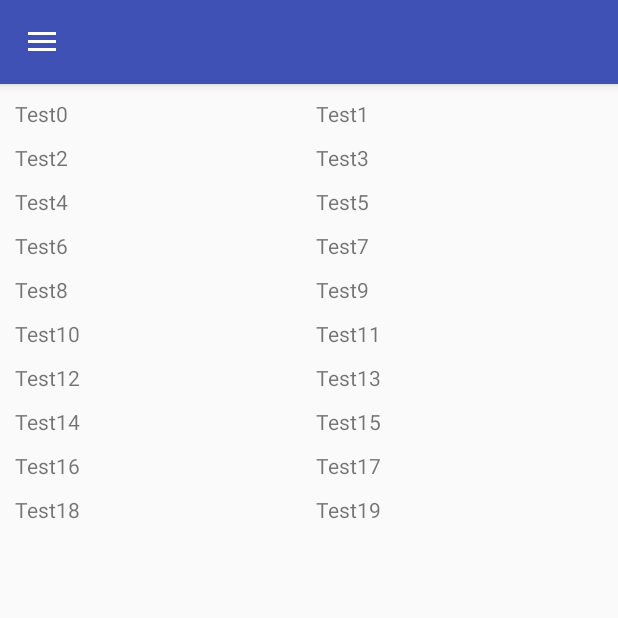
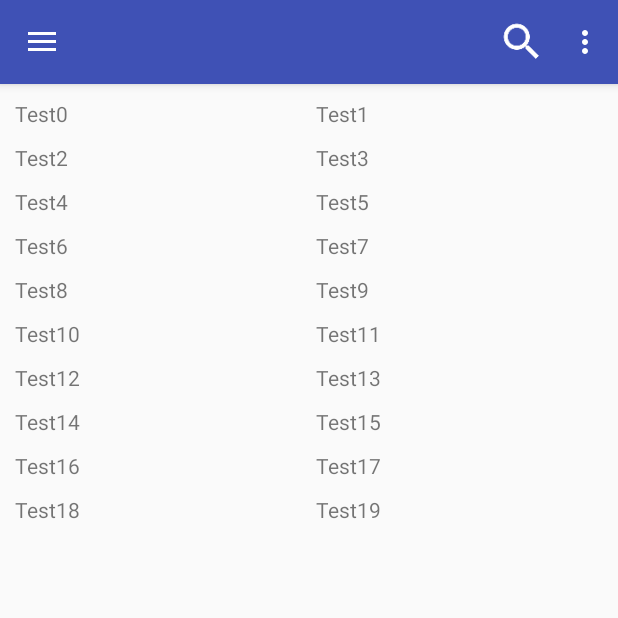
Before and after one commit to KKorvin/uPods-android, an Android app: the screen it shows after launch (ActivityMain), on a phone screen of 412 x 824 dp, the top half of it. Run offline under Robolectric (Android 15) with nearby library versions, the phone set to English and light mode, and no system bars; libraries missing offline, so code that uses them is left out: com.yqritc.recyclerviewflexibledivider; pictures from the network do not load; 3 statements that could not run were skipped.

Commit message:
Toolbar icons

```diff
--- a/app/src/main/java/com/chickenkiller/upods2/ActivityMain.java
+++ b/app/src/main/java/com/chickenkiller/upods2/ActivityMain.java
@@ -3,7 +3,6 @@ package com.chickenkiller.upods2;
 import android.app.Activity;
 import android.os.Bundle;
 import android.support.v7.widget.Toolbar;
-import android.view.Menu;
 import android.view.MenuItem;
 import android.widget.GridView;
 
@@ -23,17 +22,12 @@ public class ActivityMain extends Activity {
         super.onCreate(savedInstanceState);
         setContentView(R.layout.activity_main);
         toolbar = (Toolbar) findViewById(R.id.toolbar_main);
+        toolbar.inflateMenu(R.menu.menu_activity_main);
         slidingMenu = new SlidingMenu(this, toolbar);
         gvMain = (GridView)findViewById(R.id.gvMain);
         adapterGvMain = new MediaItemsAdapter(this,R.layout.item_main_greed,RadioItem.generateDebugList(20));
         gvMain.setAdapter(adapterGvMain);
-    }
 
-    @Override
-    public boolean onCreateOptionsMenu(Menu menu) {
-        // Inflate the menu; this adds items to the action bar if it is present.
-        getMenuInflater().inflate(R.menu.menu_activity_main, menu);
-        return true;
     }
 
     @Override
@@ -43,10 +37,6 @@ public class ActivityMain extends Activity {
         // as you specify a parent activity in AndroidManifest.xml.
         int id = item.getItemId();
 
-        //noinspection SimplifiableIfStatement
-        if (id == R.id.action_settings) {
-            return true;
-        }
 
         return super.onOptionsItemSelected(item);
     }
--- a/app/src/main/res/menu/menu_activity_main.xml
+++ b/app/src/main/res/menu/menu_activity_main.xml
@@ -1,6 +1,20 @@
 <menu xmlns:android="http://schemas.android.com/apk/res/android"
     xmlns:app="http://schemas.android.com/apk/res-auto"
-    xmlns:tools="http://schemas.android.com/tools" tools:context=".ActivityMain">
-    <item android:id="@+id/action_settings" android:title="@string/action_settings"
-        android:orderInCategory="100" app:showAsAction="never" />
+    xmlns:tools="http://schemas.android.com/tools"
+    xmlns:yourapp="http://schemas.android.com/apk/res-auto"
+    tools:context=".ActivityMain">
+
+    <item
+        android:id="@+id/action_search"
+        android:icon="@drawable/ic_search_white_36dp"
+        android:title="@android:string/search_go"
+        yourapp:actionViewClass="android.support.v7.widget.SearchView"
+        yourapp:showAsAction="always|collapseActionView" />
+
+    <item
+        android:id="@+id/action_settings"
+        android:orderInCategory="100"
+        yourapp:showAsAction="never"
+        android:title="@string/app_name" />
+
 </menu>
```
